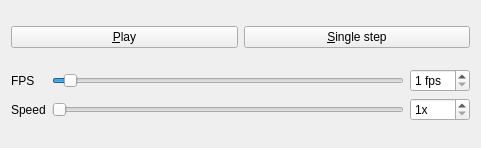
Above: src/ui/playercontrolwidget.ui from mina86/physics-opengl before the change. Below: the same form after it.
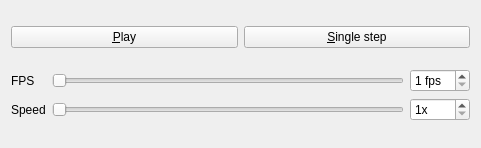
That is the form after the change.

```diff
--- a/src/ui/playercontrolwidget.ui
+++ b/src/ui/playercontrolwidget.ui
@@ -55,6 +55,9 @@
      </item>
      <item row="0" column="1">
       <widget class="QSlider" name="fpsSlider">
+       <property name="minimum">
+        <number>1</number>
+       </property>
        <property name="maximum">
         <number>30</number>
        </property>
```
